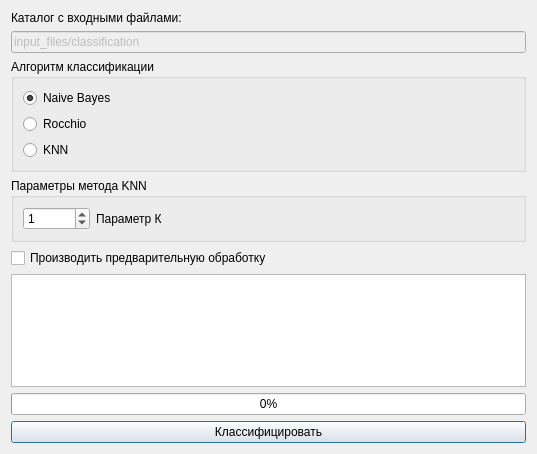
Old version of the form sources/DialogConfigClassification.ui in the repository AndreyTulyakov/TextStageProcessor.
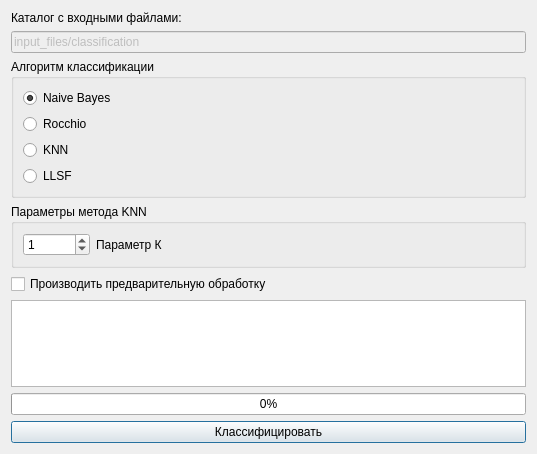
New version of the form.

Commit message: LLSF Method (bugged)

```diff
--- a/sources/DialogConfigClassification.ui
+++ b/sources/DialogConfigClassification.ui
@@ -68,6 +68,13 @@
         </property>
        </widget>
       </item>
+      <item>
+       <widget class="QRadioButton" name="radioButtonLLSF">
+        <property name="text">
+         <string>LLSF</string>
+        </property>
+       </widget>
+      </item>
      </layout>
     </widget>
    </item>
```
The commit also changes 2 other files.
